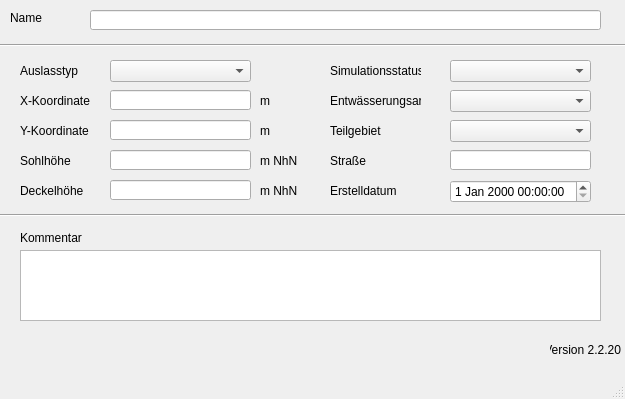
This is qkan/database/templates/auslaesse.ui in hoettges/QKan as Qt 5 draws it before an edit. The edited form follows.
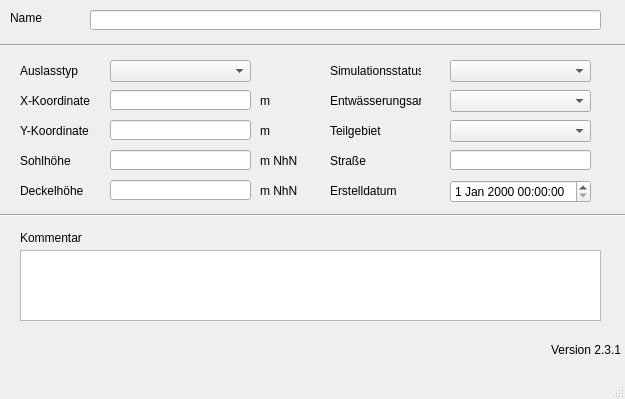
This is the edited form. Custom widgets are drawn as their Qt base class.

What changed in the file:
```diff
--- a/qkan/database/templates/auslaesse.ui
+++ b/qkan/database/templates/auslaesse.ui
@@ -390,7 +390,7 @@
      <string>Version QKan Import</string>
     </property>
     <property name="text">
-     <string>Version 2.2.20</string>
+     <string>Version 2.3.1</string>
     </property>
     <property name="alignment">
      <set>Qt::AlignRight|Qt::AlignTrailing|Qt::AlignVCenter</set>
```
